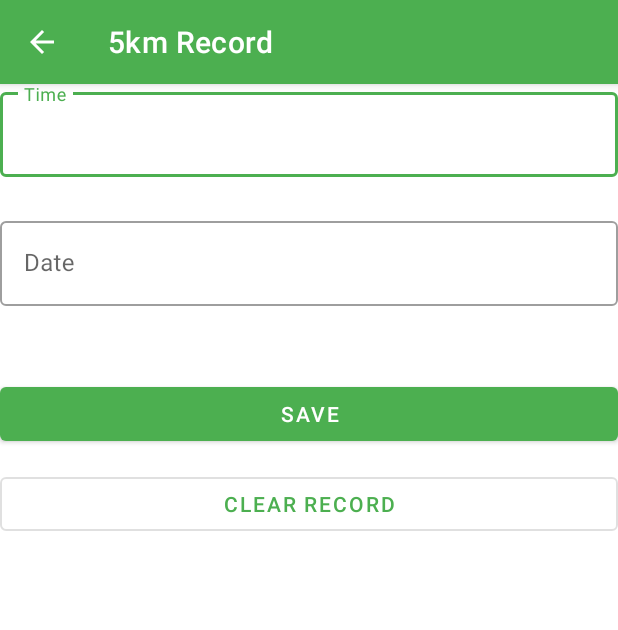
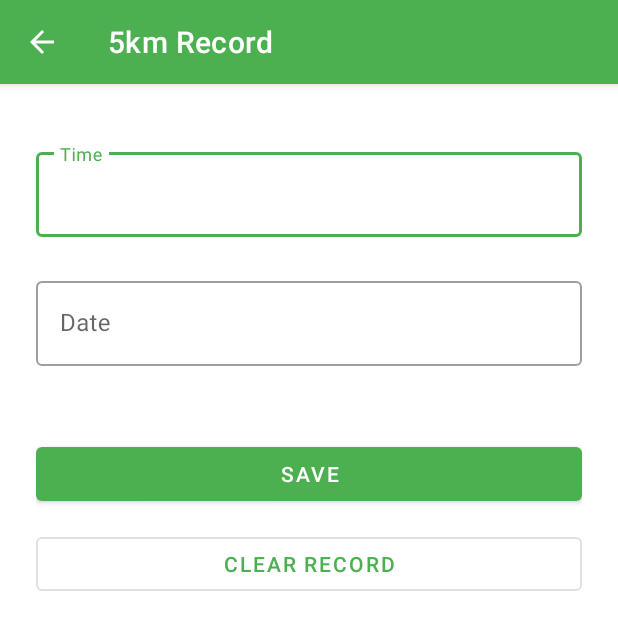
Before and after one commit to YosoraLife/Android_Learning_-_Record_Keeper, an Android app: the screen it shows after launch (EditRecordActivity), after a tap on "5km", on a phone screen of 412 x 824 dp. Shown: the top 630 px of the screen. Run offline under Robolectric (Android 15) with nearby library versions, the phone set to English and light mode, and no system bars.

Commit message:
fixed toolbar

```diff
--- a/app/src/main/java/com/yosora/recordkeeper/MainActivity.kt
+++ b/app/src/main/java/com/yosora/recordkeeper/MainActivity.kt
@@ -20,7 +20,6 @@ class MainActivity : AppCompatActivity(), NavigationBarView.OnItemSelectedListen
     private lateinit var binding: ActivityMainBinding
 
     override fun onCreate(savedInstanceState: Bundle?) {
-        enableEdgeToEdge()
         super.onCreate(savedInstanceState)
 
         binding = ActivityMainBinding.inflate(layoutInflater)
--- a/app/src/main/res/layout/activity_edit_record.xml
+++ b/app/src/main/res/layout/activity_edit_record.xml
@@ -5,7 +5,6 @@
     android:id="@+id/main"
     android:layout_width="match_parent"
     android:layout_height="match_parent"
-    android:fitsSystemWindows="true"
     android:padding="24dp">
 
     <com.google.android.material.textfield.TextInputLayout
@@ -14,6 +13,7 @@
         android:layout_width="match_parent"
         android:layout_height="wrap_content"
         android:hint="@string/record"
+        android:paddingTop="72dp"
         app:layout_constraintTop_toTopOf="parent">
 
         <com.google.android.material.textfield.TextInputEditText
--- a/app/src/main/res/layout/activity_main.xml
+++ b/app/src/main/res/layout/activity_main.xml
@@ -5,8 +5,7 @@
     android:id="@+id/main"
     android:layout_width="match_parent"
     android:layout_height="match_parent"
-    tools:context=".MainActivity"
-    android:fitsSystemWindows="true">
+    tools:context=".MainActivity">
 
     <androidx.fragment.app.FragmentContainerView
         android:id="@+id/frame_content"
```
